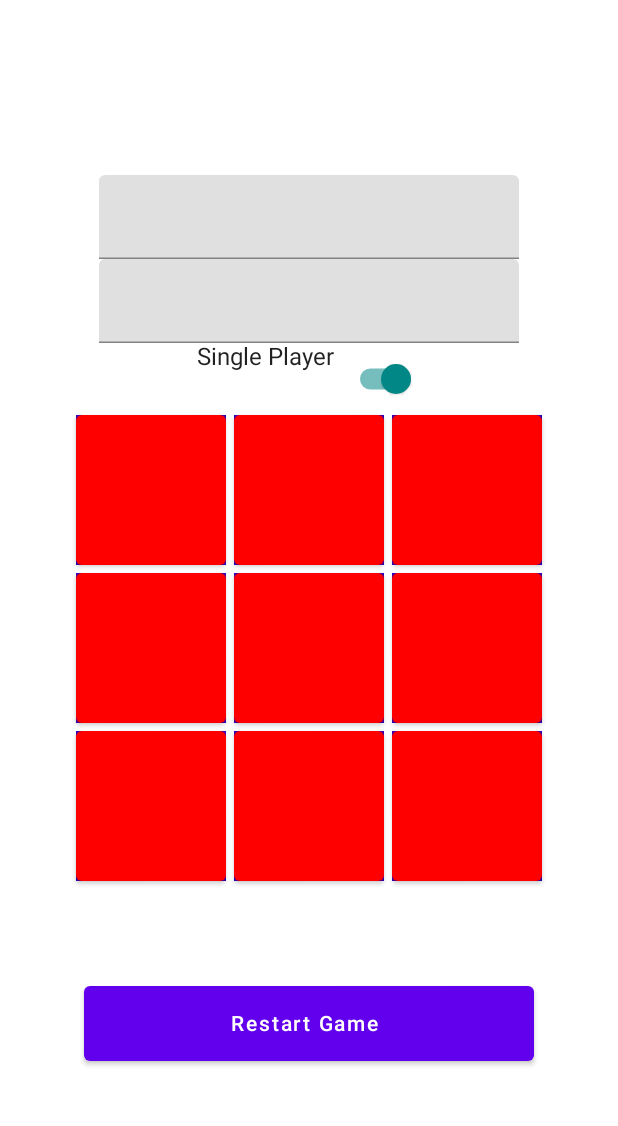
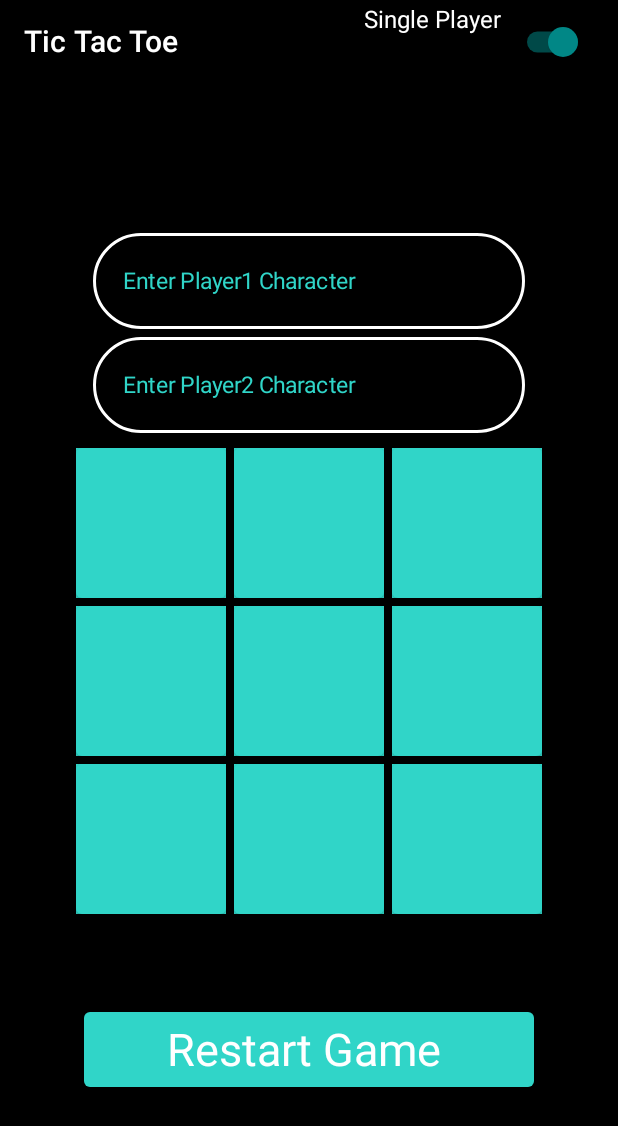
Before and after one commit to SharonWendoh/tik-tac-toe, an Android app built with Jetpack Compose: the screen it shows after launch (MainActivity), on a phone screen of 412 x 824 dp. Shown: the top 1126 px of the screen. Run offline under Robolectric (Android 15) with nearby library versions, the phone set to English and light mode, and no system bars.

Commit message:
add color scheme and scaffold

```diff
--- a/app/src/main/java/com/example/tictacktoeapplication/MainActivity.kt
+++ b/app/src/main/java/com/example/tictacktoeapplication/MainActivity.kt
@@ -1,5 +1,6 @@
 package com.example.tictacktoeapplication
 
+import android.annotation.SuppressLint
 import android.os.Bundle
 import android.util.Log
 import androidx.activity.ComponentActivity
@@ -7,6 +8,9 @@ import androidx.activity.compose.setContent
 import androidx.activity.viewModels
 import androidx.compose.foundation.background
 import androidx.compose.foundation.layout.*
+import androidx.compose.material.MaterialTheme
+import androidx.compose.material.Scaffold
+import androidx.compose.material.Surface
 import androidx.compose.material.Text
 import androidx.compose.ui.Alignment
 import androidx.compose.ui.Modifier
@@ -18,29 +22,14 @@ import com.example.tictacktoeapplication.ui.theme.TicTackToeApplicationTheme
 class MainActivity : ComponentActivity() {
     private val viewModel by viewModels<ViewModel>()
 
+    @SuppressLint("UnusedMaterialScaffoldPaddingParameter")
     override fun onCreate(savedInstanceState: Bundle?) {
         super.onCreate(savedInstanceState)
         setContent {
             TicTackToeApplicationTheme {
-                Column(
-                    modifier = Modifier
-                        .fillMaxSize()
-                        .background(color = Color.White),
-                    verticalArrangement = Arrangement.Center,
-                    horizontalAlignment = Alignment.CenterHorizontally
-                ) {
-                    CharTextField { text ->
-                        viewModel.player1 = text
-                        Log.d("MainActivity", "Text entered: $text")
-                    }
-                    CharTextField { text ->
-                        viewModel.player2 = text
-                        Log.d("MainActivity", "Text entered: $text")
-                    }
-                    Row() {
-                        Text(text = "Single Player")
-                        Spacer(modifier = Modifier.size(10.dp))
-                        SwitchButton(checked = viewModel.singlePlayer, onCheckedChange = {newChecked ->
+                Scaffold(
+                    topBar = {
+                        AppBar(checked = viewModel.singlePlayer, onCheckedChange = {newChecked ->
                             if(viewModel.singlePlayer){
                                 viewModel.updatePlayerMode(false)
                             }else{
@@ -49,13 +38,37 @@ class MainActivity : ComponentActivity() {
                         }
                         )
                     }
+                ){
+                    Surface(color = MaterialTheme.colors.background) {
+                        PaddingValues(0.dp)
+
+                        Column(
+                            modifier = Modifier
+                                .fillMaxSize()
+                                .background(color = MaterialTheme.colors.primary),
+                            verticalArrangement = Arrangement.Center,
+                            horizontalAlignment = Alignment.CenterHorizontally
+                        ) {
+                            CharTextField ("Enter Player1 Character"){ text ->
+                                viewModel.player1 = text
+                                Log.d("MainActivity", "Text entered: $text")
+                            }
+                            Spacer(modifier = Modifier.size(5.dp))
+                            CharTextField ("Enter Player2 Character") { text ->
+                                viewModel.player2 = text
+                                Log.d("MainActivity", "Text entered: $text")
+                            }
+                            Spacer(modifier = Modifier.size(10.dp))
+
                             Screen(board = viewModel.board,viewModel::game)
-                    Spacer(modifier = Modifier.size(30.dp))
+                            Spacer(modifier = Modifier.size(25.dp))
+
                             if (viewModel.isGameOver) {
                                 Box(contentAlignment = Alignment.TopCenter) {
                                     Text(
                                         text = "Game is Over: ${viewModel.winner}",
-                                fontSize = 20.sp
+                                        fontSize = 20.sp,
+                                        color = Color.White
                                     )
                                 }
                             }
@@ -63,5 +76,8 @@ class MainActivity : ComponentActivity() {
                         }
                     }
                 }
+
             }
         }
+    }
+}
--- a/app/src/main/java/com/example/tictacktoeapplication/UIComponents.kt
+++ b/app/src/main/java/com/example/tictacktoeapplication/UIComponents.kt
@@ -1,37 +1,71 @@
 package com.example.tictacktoeapplication
 
-import android.widget.Button
+import androidx.compose.foundation.BorderStroke
 import androidx.compose.foundation.background
+import androidx.compose.foundation.border
 import androidx.compose.foundation.layout.*
+import androidx.compose.foundation.shape.CircleShape
 import androidx.compose.material.*
 import androidx.compose.runtime.*
 import androidx.compose.ui.Alignment
 import androidx.compose.ui.Modifier
+import androidx.compose.ui.draw.clip
 import androidx.compose.ui.graphics.Color
 import androidx.compose.ui.text.TextStyle
 import androidx.compose.ui.text.input.TextFieldValue
 import androidx.compose.ui.text.style.TextAlign
-import androidx.compose.ui.tooling.preview.Preview
 import androidx.compose.ui.unit.dp
 import androidx.compose.ui.unit.sp
 
 
 @Composable
-fun SwitchButton(checked: Boolean, modifier: Modifier = Modifier, onCheckedChange:(isChecked: Boolean) -> Unit) {
-    Switch(
-        checked = checked,
-        modifier = modifier,
-        onCheckedChange = { newChecked -> onCheckedChange(newChecked)
-
+fun AppBar(checked: Boolean, onCheckedChange:(isChecked: Boolean) -> Unit) {
+    TopAppBar(
+        title = { Text(text = "Tic Tac Toe", color = Color.White) },
+        actions = {
+            Row(modifier = Modifier.padding(end = 16.dp)) {
+                Text(
+                    text = "Single Player",
+                    color = Color.White)
+                Spacer(modifier = Modifier.size(10.dp))
+                Switch(
+                    checked = checked,
+                    onCheckedChange = { newChecked -> onCheckedChange(newChecked)
+                    }
+                )
+            }
         }
     )
 }
 
 @Composable
-fun CharTextField(onTextChange: (String) -> Unit){
+fun CharTextField(placeholder: String,onTextChange: (String) -> Unit){
     var text by remember { mutableStateOf(TextFieldValue("")) }
     TextField(
         value = text,
+        maxLines = 1,
+        colors = TextFieldDefaults.textFieldColors(
+            backgroundColor = MaterialTheme.colors.primary,
+            textColor = MaterialTheme.colors.primaryVariant),
+        modifier =Modifier
+            .border(BorderStroke(2.dp,Color.White), shape = CircleShape)
+            .clip(CircleShape)
+            .padding(4.dp),
+
+        placeholder = {
+            Row(
+                horizontalArrangement = Arrangement.Start
+            ) {
+                Text (
+                    text = placeholder,
+                    color = MaterialTheme.colors.primaryVariant,
+                    fontSize = 15.sp
+                    //style = MaterialTheme.typography.h1
+
+                )
+            }
+
+        },
         onValueChange = { newText ->
             text = newText
             onTextChange(newText.text)
@@ -46,7 +80,7 @@ fun button(text: String, onclick: () -> Unit){
             .background(color = MaterialTheme.colors.primaryVariant)
             .size(100.dp, 100.dp),
         colors = ButtonDefaults.buttonColors(
-            backgroundColor = Color.Red
+            backgroundColor = MaterialTheme.colors.primaryVariant
         )
     ) {
         Text(
@@ -55,6 +89,7 @@ fun button(text: String, onclick: () -> Unit){
                 textAlign = TextAlign.Center,
                 fontSize = 35.sp
             ),
+            color = MaterialTheme.colors.primary
 
         )
     }
@@ -66,9 +101,18 @@ fun RestartButton(onclick: () -> Unit){
         onClick = onclick,
         modifier = Modifier
             .size(300.dp,50.dp),
+        colors = ButtonDefaults.buttonColors(
+            backgroundColor = MaterialTheme.colors.primaryVariant
+        )
 
     ) {
-        Text(text =  "Restart Game ")
+        Text(
+            text =  "Restart Game ",
+            style = TextStyle(
+                textAlign = TextAlign.Center,
+                fontSize = 30.sp
+            )
+        )
     }
 }
 
@@ -78,8 +122,6 @@ fun Screen(board: ArrayList<String>, onclick: (Int) -> Unit){
         modifier = Modifier,
         contentAlignment = Alignment.Center) {
         Column(
-
-
         ) {
             Row(
                 modifier = Modifier
--- a/app/src/main/java/com/example/tictacktoeapplication/ViewModel.kt
+++ b/app/src/main/java/com/example/tictacktoeapplication/ViewModel.kt
@@ -27,6 +27,7 @@ class ViewModel : ViewModel() {
         isGameOver = false
         board = arrayListOf("", "", "", "", "", "", "", "", "")
     }
+
     fun updatePlayerMode(singlePlayer: Boolean) {
         restart()
         this.singlePlayer = singlePlayer
--- a/app/src/main/java/com/example/tictacktoeapplication/ui/theme/Color.kt
+++ b/app/src/main/java/com/example/tictacktoeapplication/ui/theme/Color.kt
@@ -6,3 +6,5 @@ val Purple200 = Color(0xFFBB86FC)
 val Purple500 = Color(0xFF6200EE)
 val Purple700 = Color(0xFF3700B3)
 val Teal200 = Color(0xFF03DAC5)
+val Turquoise = Color(0xFF30D5C8)
+val Black = Color(0xFF000000)
--- a/app/src/main/java/com/example/tictacktoeapplication/ui/theme/Theme.kt
+++ b/app/src/main/java/com/example/tictacktoeapplication/ui/theme/Theme.kt
@@ -7,14 +7,14 @@ import androidx.compose.material.lightColors
 import androidx.compose.runtime.Composable
 
 private val DarkColorPalette = darkColors(
-    primary = Purple200,
-    primaryVariant = Purple700,
+    primary = Black,
+    primaryVariant = Turquoise,
     secondary = Teal200
 )
 
 private val LightColorPalette = lightColors(
-    primary = Purple500,
-    primaryVariant = Purple700,
+    primary = Black,
+    primaryVariant = Turquoise,
     secondary = Teal200
 
     /* Other default colors to override
```
Lines whose indentation alone changed are shown as unchanged.
